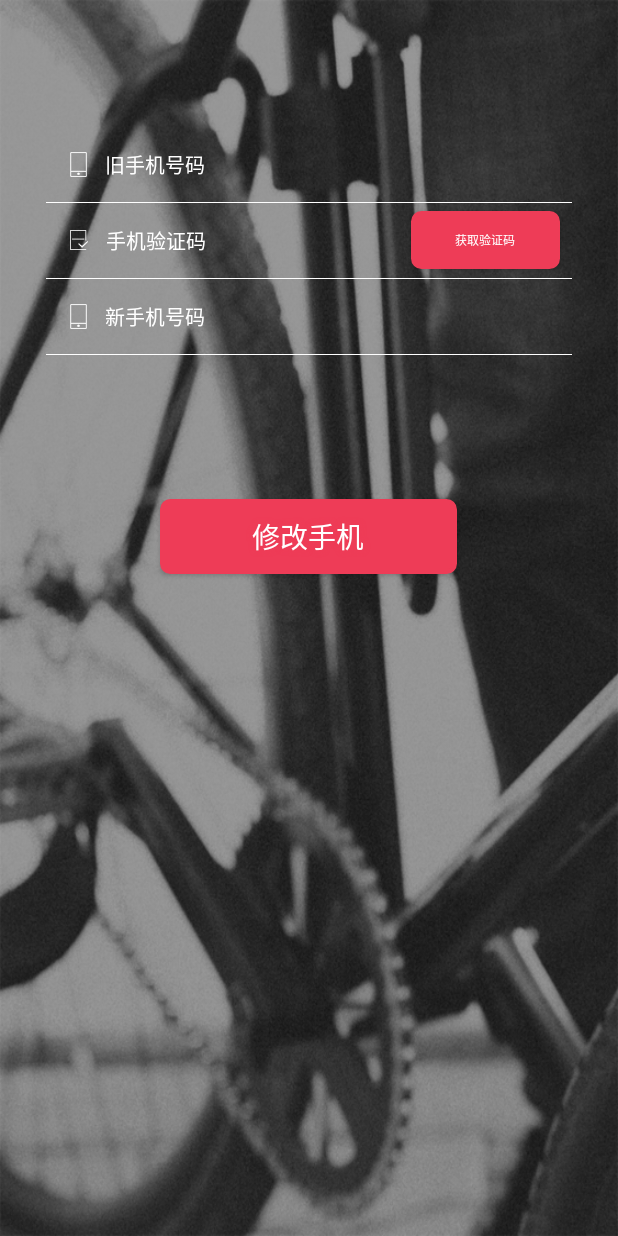
After one commit to answes/SmartLights, an Android app: the UpdateNumActivity screen opened directly, with no data from a screen before it, on a phone screen of 412 x 824 dp. The commit adds this screen. Run offline under Robolectric (Android 15) with nearby library versions, the phone set to English and light mode, and no system bars; our stand-ins replace ButterKnife, CircleImageView; network calls fail; 1 statement that could not run was skipped.

Commit message:
订单支付  以及Build 文件配置签名

```diff
--- a/app/src/main/java/com/bigshark/smartlight/pro/market/view/ConfirmOrederActivity.java
+++ b/app/src/main/java/com/bigshark/smartlight/pro/market/view/ConfirmOrederActivity.java
@@ -162,9 +162,7 @@ public class ConfirmOrederActivity extends BaseActivity {
                     presenter.subOrder(setOrderData(""), new BasePresenter.OnUIThreadListener<String>() {
                         @Override
                         public void onResult(String result) {
-                           String orderId =  JSONUtil.getString(result,"data");
-                            Log.e("TAG", "onResult: 订单id"+ orderId + "        " +result);
-                            PayActivity.openPayActivity(ConfirmOrederActivity.this,setOrderData(orderId));
+                            PayActivity.openPayActivity(ConfirmOrederActivity.this,setOrderData(result));
                         }
 
                         @Override
--- a/app/src/main/java/com/bigshark/smartlight/pro/mine/view/MineDetailsActivity.java
+++ b/app/src/main/java/com/bigshark/smartlight/pro/mine/view/MineDetailsActivity.java
@@ -67,6 +67,7 @@ public class MineDetailsActivity extends BaseActivity {
         stvPhone.setOnSuperTextViewClickListener(new SuperTextView.OnSuperTextViewClickListener() {
             @Override
             public void onSuperTextViewClick() {
+                UpdateNumActivity.openUpdateNumActivity(MineDetailsActivity.this);
               //  ModifyInfoActivity.openModifyInfoActivityForResult(MineDetailsActivity.this, "手机号码修改", "手机号码");
             }
         });
--- /dev/null
+++ b/app/src/main/java/com/bigshark/smartlight/pro/mine/view/UpdateNumActivity.java
@@ -0,0 +1,136 @@
+package com.bigshark.smartlight.pro.mine.view;
+
+import android.app.Activity;
+import android.content.Intent;
+import android.os.Bundle;
+import android.os.CountDownTimer;
+import android.util.Log;
+import android.view.View;
+import android.widget.Button;
+import android.widget.EditText;
+import android.widget.LinearLayout;
+
+import com.alibaba.fastjson.JSON;
+import com.bigshark.smartlight.R;
+import com.bigshark.smartlight.SmartLightsApplication;
+import com.bigshark.smartlight.bean.Result;
+import com.bigshark.smartlight.mvp.presenter.impl.MVPBasePresenter;
+import com.bigshark.smartlight.pro.base.presenter.BasePresenter;
+import com.bigshark.smartlight.pro.base.view.BaseActivity;
+import com.bigshark.smartlight.pro.mine.presenter.MinePresenter;
+import com.bigshark.smartlight.utils.Contact;
+import com.bigshark.smartlight.utils.SupportMultipleScreensUtil;
+
+import butterknife.BindView;
+import butterknife.ButterKnife;
+import butterknife.OnClick;
+
+public class UpdateNumActivity extends BaseActivity {
+    public  static  final  int REQUEST_MINE_DETALI =0x89;
+    @BindView(R.id.et_old_phone)
+    EditText etOldPhone;
+    @BindView(R.id.et_yan)
+    EditText etYan;
+    @BindView(R.id.btn_code)
+    Button btnCode;
+    @BindView(R.id.et_new_phone)
+    EditText etNewPhone;
+    @BindView(R.id.ll_context)
+    LinearLayout llContext;
+
+    public static void openUpdateNumActivity(Activity activity){
+        activity.startActivityForResult(new Intent(activity,UpdateNumActivity.class),REQUEST_MINE_DETALI);
+    }
+
+    @Override
+    protected void onCreate(Bundle savedInstanceState) {
+        super.onCreate(savedInstanceState);
+        setContentView(R.layout.activity_update_num);
+        ButterKnife.bind(this);
+        SupportMultipleScreensUtil.scale(llContext);
+        etOldPhone.setText(SmartLightsApplication.USER.getTel());
+        etOldPhone.setEnabled(false);
+    }
+    private MinePresenter minePresenter;
+    @Override
+    public MVPBasePresenter bindPresneter() {
+        minePresenter = new MinePresenter(this);
+        return minePresenter;
+    }
+
+    private CountDownTimer countDownTimer = new CountDownTimer(61000L,1000L) {
+        @Override
+        public void onTick(long millisUntilFinished) {
+            btnCode.setText(millisUntilFinished/1000+"S");
+        }
+
+        @Override
+        public void onFinish() {
+            btnCode.setEnabled(true);
+            btnCode.setText("获取验证码");
+        }
+    };
+
+    private String code = "";
+    @OnClick({R.id.btn_code,R.id.btn_update})
+    public void onClick(View view){
+        switch (view.getId()){
+            case R.id.btn_code:
+                    btnCode.setEnabled(false);
+                countDownTimer.start();
+                minePresenter.getCode(new BasePresenter.OnUIThreadListener<String>() {
+                    @Override
+                    public void onResult(String result) {
+                        showMsg("验证码已经发送到您的手机，请注意查收");
+                        code = result;
+                    }
+
+                    @Override
+                    public void onErro(String string) {
+                        showMsg(string);
+                    }
+                });
+                break;
+            case R.id.btn_update:
+                if(etNewPhone.getText().toString().equals("")){
+                    showMsg("您还没有输入手机号码");
+                    return;
+                }
+
+                if(code.equals("")){
+                    showMsg("您还没有获取验证码");
+                    return;
+                }
+
+                if(!code.equals(etYan.getText().toString())){
+                    showMsg("您输入的验证码有误");
+                    return;
+                }
+                SmartLightsApplication.USER.setTel(etNewPhone.getText().toString());
+                minePresenter.upUserInfo(new BasePresenter.OnUIThreadListener<String>() {
+                    @Override
+                    public void onResult(String result) {
+                        try {
+                            Result result1 = JSON.parseObject(result, Result.class);
+                            if(result1.getCode() == 1){
+                                showMsg("修改手机号码成功");
+                                setResult(RESULT_OK);
+                                finish();
+                            }else{
+                                showMsg("修改手机号码失败");
+                            }
+                        }catch (Exception e){
+                            showMsg("修改手机号码失败");
+                            setResult(RESULT_CANCELED);
+                        }
+                    }
+
+                    @Override
+                    public void onErro(String string) {
+
+                    }
+                });
+                break;
+        }
+    }
+}
--- a/app/src/main/java/com/bigshark/smartlight/wxapi/WXPayEntryActivity.java
+++ b/app/src/main/java/com/bigshark/smartlight/wxapi/WXPayEntryActivity.java
@@ -31,7 +31,7 @@ public class WXPayEntryActivity extends BaseActivity implements IWXAPIEventHandl
             AlertDialog.Builder builder = new AlertDialog.Builder(this);
             builder.setTitle("支付结果");
             builder.setMessage("支付返回的结果是"+getString(R.string.pay_result_callback_msg, String.valueOf(baseResp.errCode)));
-            builder.show();
+            AlertDialog dialog = builder.show();
         }
         //OrderDetailActivity.openOrderDetailActivityForResult(WXPayEntryActivity.this, Integer.parseInt(PayActivity.order.getData().get(0).getId()));
     }
--- /dev/null
+++ b/app/src/main/res/layout/activity_update_num.xml
@@ -0,0 +1,119 @@
+<?xml version="1.0" encoding="utf-8"?>
+<LinearLayout xmlns:android="http://schemas.android.com/apk/res/android"
+    xmlns:app="http://schemas.android.com/apk/res-auto"
+    xmlns:tools="http://schemas.android.com/tools"
+    android:layout_width="match_parent"
+    android:layout_height="match_parent"
+    android:id="@+id/ll_context"
+    android:background="@drawable/login_bg"
+    android:orientation="vertical"
+    tools:context="com.bigshark.smartlight.pro.mine.view.UpdateNumActivity">
+
+    <EditText
+        android:id="@+id/et_old_phone"
+        android:layout_width="match_parent"
+        android:layout_height="130px"
+        android:layout_marginLeft="100px"
+        android:layout_marginRight="100px"
+        android:layout_marginTop="221px"
+        android:background="@android:color/transparent"
+        android:drawableLeft="@drawable/mine_sign_up_phone"
+        android:drawablePadding="30px"
+        android:hint="旧手机号码"
+        android:inputType="number"
+        android:maxLength="11"
+        android:padding="20px"
+        android:singleLine="true"
+        android:textColor="@color/white"
+        android:textColorHint="@color/white"
+        android:textSize="35px" />
+
+    <View
+        android:layout_width="match_parent"
+        android:layout_height="1px"
+        android:layout_marginLeft="80px"
+        android:layout_marginRight="80px"
+        android:background="@color/white" />
+
+    <RelativeLayout
+        android:layout_width="match_parent"
+        android:layout_height="wrap_content"
+        android:orientation="horizontal">
+
+        <EditText
+            android:id="@+id/et_yan"
+            android:layout_width="match_parent"
+            android:layout_height="130px"
+            android:layout_marginLeft="100px"
+            android:layout_marginRight="100px"
+            android:background="@android:color/transparent"
+            android:drawableLeft="@drawable/mine_sign_up_code_ico"
+            android:drawablePadding="30px"
+            android:hint="手机验证码"
+            android:maxLength="6"
+            android:padding="20px"
+            android:singleLine="true"
+            android:textColor="@color/white"
+            android:textColorHint="@color/white"
+            android:textSize="35px" />
+
+        <Button
+            android:id="@+id/btn_code"
+            android:layout_width="260px"
+            android:layout_height="100px"
+            android:layout_alignParentRight="true"
+            android:layout_centerVertical="true"
+            android:layout_gravity="center_vertical"
+            android:layout_marginRight="100px"
+            android:background="@drawable/fragment_index_button_bg"
+            android:text="获取验证码"
+            android:textColor="@color/white" />
+    </RelativeLayout>
+
+    <View
+        android:layout_width="match_parent"
+        android:layout_height="1px"
+        android:layout_marginLeft="80px"
+        android:layout_marginRight="80px"
+        android:background="@color/white" />
+
+    <EditText
+        android:id="@+id/et_new_phone"
+        android:layout_width="match_parent"
+        android:layout_height="130px"
+        android:layout_marginLeft="100px"
+        android:layout_marginRight="100px"
+        android:background="@android:color/transparent"
+        android:drawableLeft="@drawable/mine_sign_up_phone"
+        android:drawablePadding="30px"
+        android:hint="新手机号码"
+        android:inputType="number"
+        android:maxLength="11"
+        android:padding="20px"
+        android:singleLine="true"
+        android:textColor="@color/white"
+        android:textColorHint="@color/white"
+        android:textSize="35px" />
+
+    <View
+        android:layout_width="match_parent"
+        android:layout_height="1px"
+        android:layout_marginLeft="80px"
+        android:layout_marginRight="80px"
+        android:background="@color/white" />
+
+    <Button
+        android:id="@+id/btn_update"
+        android:layout_width="518px"
+        android:layout_height="130px"
+        android:layout_gravity="center_horizontal"
+        android:layout_marginTop="250px"
+        android:background="@drawable/fragment_index_button_bg"
+        android:shadowColor="#EE3C57"
+        android:shadowDx="0"
+        android:shadowDy="0"
+        android:shadowRadius="5"
+        android:text="修改手机"
+        android:textColor="@color/white"
+        android:textSize="49px" />
+</LinearLayout>
```
Also changed, not shown: app/src/main/AndroidManifest.xml (+6 -4 lines), app/src/main/java/com/bigshark/smartlight/bean/CodeBean.java (added, +49 -0 lines), app/src/main/java/com/bigshark/smartlight/bean/SubOrderResult.java (added, +49 -0 lines), app/src/main/java/com/bigshark/smartlight/bean/WxPay.java (added, +131 -0 lines), app/src/main/java/com/bigshark/smartlight/pro/market/model/MaketListModel.java (+15 -0 lines), app/src/main/java/com/bigshark/smartlight/pro/market/presenter/MarketListPresenter.java (+28 -2 lines), app/src/main/java/com/bigshark/smartlight/pro/market/view/PayActivity.java (+30 -44 lines), app/src/main/java/com/bigshark/smartlight/pro/mine/model/MineModel.java (+17 -10 lines), app/src/main/java/com/bigshark/smartlight/pro/mine/presenter/MinePresenter.java (+24 -0 lines), app/src/main/java/com/bigshark/smartlight/pro/mine/view/OrderDetailActivity.java (+9 -1 lines), app/src/main/res/layout/activity_pay.xml (+14 -14 lines), app/src/main/res/drawable-xhdpi/ali.png (added), app/src/main/res/drawable-xhdpi/wexin.png (added).
